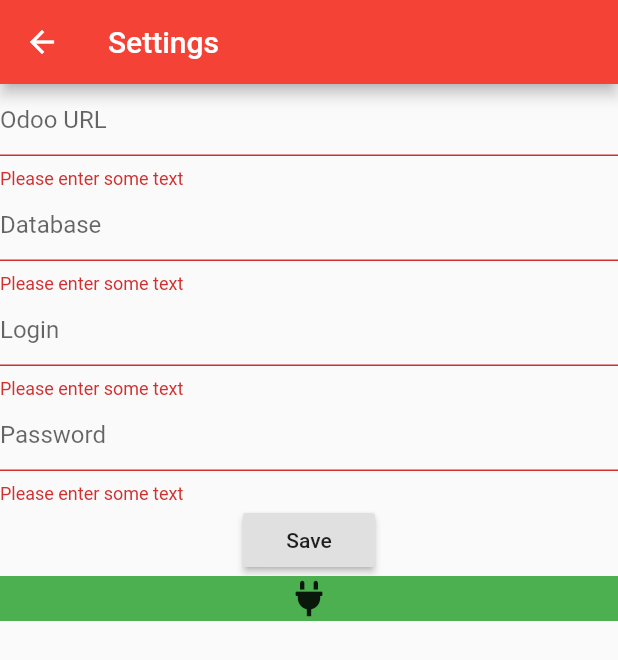
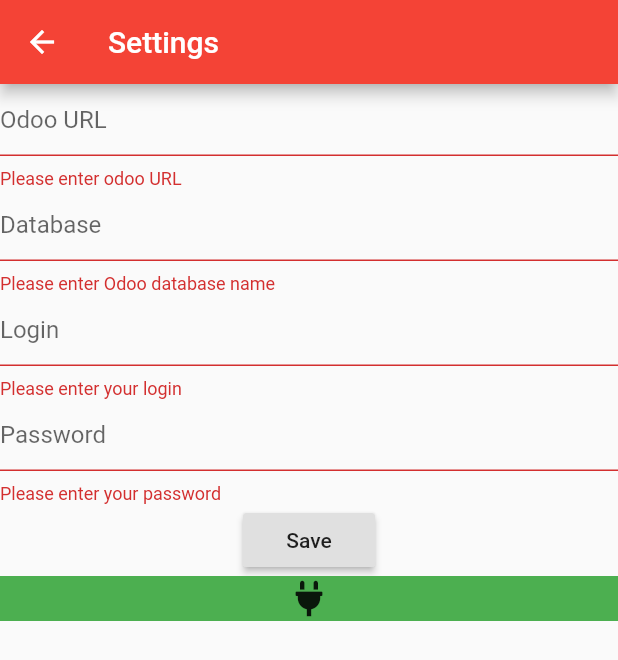
Before and after one commit to IronSenior/Odoo-hr-attendance-Phone-App, a Flutter app: the SettingsPage screen opened directly, after a tap on "Save", on a phone screen of 412 x 824 dp. Shown: the top 660 px of the screen. Run offline on Flutter 3.47's test engine with Material 2 defaults, Android fonts, the phone set to English and light mode, and no system bars; our stand-ins replace font_awesome_flutter, shared_preferences; missing offline and left inert: odoo_api; accounts and stored records are empty.

Commit message:
Some aesthetic changes

```diff
--- a/lib/main.dart
+++ b/lib/main.dart
@@ -43,10 +43,11 @@ class _MyHomePageState extends State<MyHomePage> {
 
     _client.authenticate(prefs.getString("User_Name"), prefs.getString("Password"), prefs.getString("Odoo_Database")).then((auth) {
         if(auth.isSuccess) {
-          _user = auth.getUser();
+          // The hr_employee Object is the one who register the attendance
           _client.searchRead("hr.employee", [["user_id", "=", auth.getUser().uid]], ["id"]).then((employeeResult) {
             if(! employeeResult.hasError()){
               var _employee = employeeResult.getResult()["records"][0]["id"];
+              // Call the attendance_manual method that will do the rest in server side
               _client.callKW("hr.employee", "attendance_manual", [_employee, "hr_attendance.hr_attendance_action_my_attendances"]).then((kwResult) {
                 if(! kwResult.hasError()){
                   setState(() {
@@ -156,48 +157,53 @@ class _SettingsState extends State<SettingsPage> {
               mainAxisAlignment: MainAxisAlignment.center,
               children: <Widget>[
                 TextFormField(
+                  autocorrect: false,
                   decoration: InputDecoration(
                     hintText: 'Odoo URL'
                   ),
                   validator: (value) {
                     if (value.isEmpty) {
-                      return 'Please enter some text';
+                      return 'Please enter odoo URL';
                     }
                     return null;
                   },
                   controller: _urlController,
                 ),
                 TextFormField(
+                  autocorrect: false,
                   decoration: InputDecoration(
                     hintText: 'Database'
                   ),
                   validator: (value) {
                     if (value.isEmpty) {
-                      return 'Please enter some text';
+                      return 'Please enter Odoo database name';
                     }
                     return null;
                   },
                   controller: _databaseController,
                 ),
                 TextFormField(
+                  autocorrect: false,
                   decoration: InputDecoration(
                     hintText: 'Login'
                   ),
                   validator: (value) {
                     if (value.isEmpty) {
-                      return 'Please enter some text';
+                      return 'Please enter your login';
                     }
                     return null;
                   },
                   controller: _userNameController,
                 ),
                 TextFormField(
+                  autocorrect: false,
+                  obscureText: true,
                   decoration: InputDecoration(
                     hintText: 'Password'
                   ),
                   validator: (value) {
                     if (value.isEmpty) {
-                      return 'Please enter some text';
+                      return 'Please enter your password';
                     }
                     return null;
                   },
```
